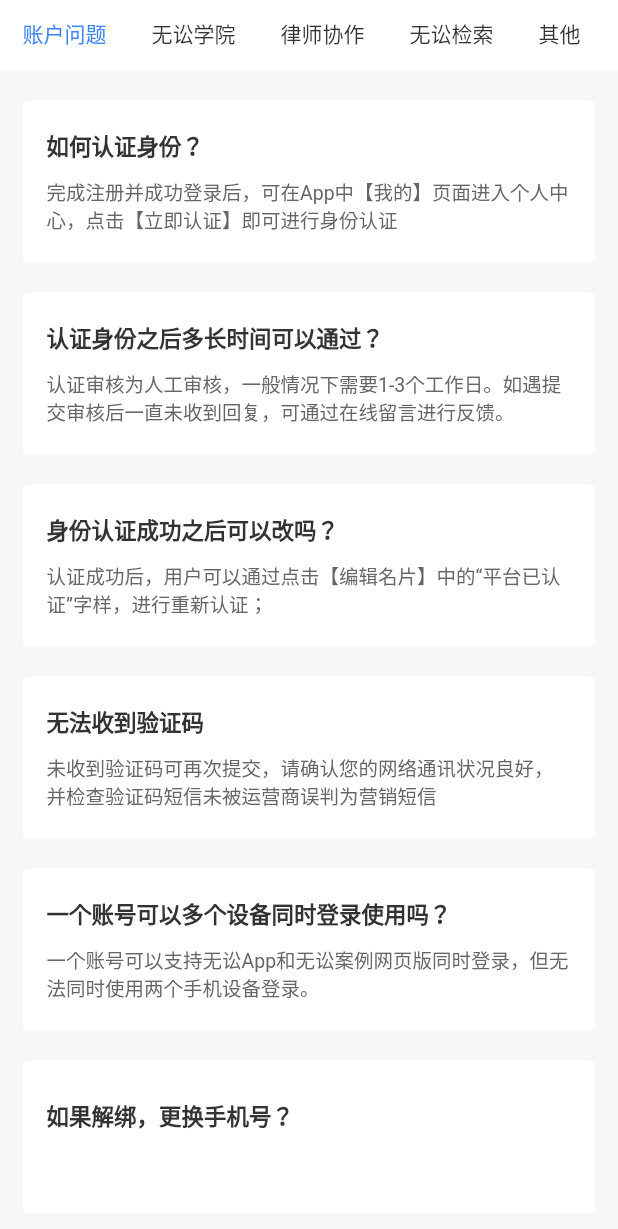
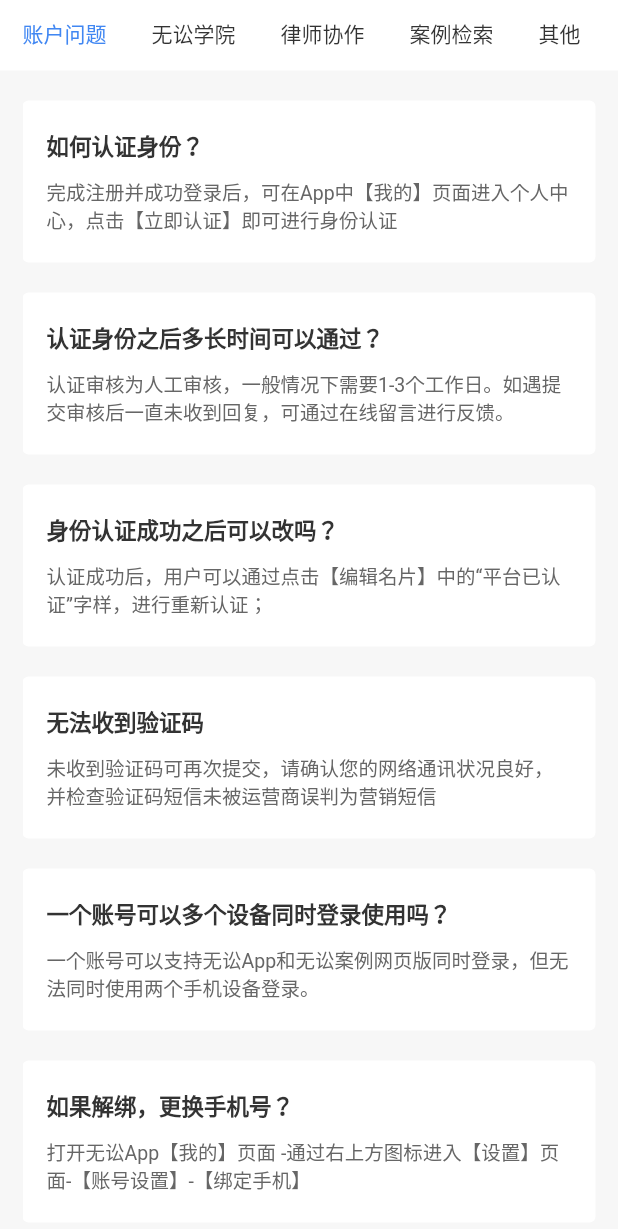
Before and after one commit to GodlikeLPC/WSFlutterWeb, a Flutter app: the screen it shows after launch, on a phone screen of 412 x 824 dp. Shown: the top 1229 px of the screen. Run offline on Flutter 3.47's test engine with Material 2 defaults, Android fonts, the phone set to English and light mode, and no system bars; statements that could not run were skipped.

Commit message:
QA更新

```diff
--- a/lib/scene/help/ws_help_app_page.dart
+++ b/lib/scene/help/ws_help_app_page.dart
@@ -20,7 +20,7 @@ class WSHelpAppPage extends StatefulWidget {
 
 class _WSHelpAppPageState extends State<WSHelpAppPage>
     with SingleTickerProviderStateMixin {
-  List<String> _tabBottomValues = ['账户问题', '无讼学院', '律师协作', '无讼检索', '其他'];
+  List<String> _tabBottomValues = ['账户问题', '无讼学院', '律师协作', '案例检索', '其他'];
 
   TabController _tabBottomController;
 
@@ -144,19 +144,20 @@ class _HelpAppPageBodyWidgetState extends State<_HelpAppPageBodyWidget> {
     ),
     WSHelpQAModel(
       question: '如果解绑，更换手机号？',
-      answer: '',
+      answer: '打开无讼App【我的】页面 -通过右上方图标进入【设置】页面-【账号设置】-【绑定手机】',
     ),
     WSHelpQAModel(
       question: '更换手机号之后会对账户原有的信息有什么影响？比如已购课程，无讼币，课程学习等方面',
-      answer: '',
+      answer:
+          '无讼App上数据不会影响。但如您曾在小鹅通无讼学院店铺购买过课程，在更换绑定手机号之后，需再次登录小鹅通账户并修改手机号，以便信息同步。',
     ),
     WSHelpQAModel(
       question: '如何修改个人信息？',
-      answer: '',
+      answer: '打开无讼App【我的】页面-左上方头像及名字区域-【个人设置】，即可修改个人基本资料',
     ),
     WSHelpQAModel(
       question: '如何修改登录密码？',
-      answer: '',
+      answer: '打开无讼App【我的】页面 -通过右上方图标进入【设置】页面-【账号设置】-【修改密码】',
     ),
   ];
 
@@ -297,31 +298,36 @@ class _HelpAppPageBodyWidgetState extends State<_HelpAppPageBodyWidget> {
     ),
   ];
 
-  /// 无讼检索
-  List<WSHelpQAModel> _listWSJSQAs = [
+  /// 案例检索
+  List<WSHelpQAModel> _listALJSQAs = [
+    WSHelpQAModel(
+      question: '可以在电脑上使用检索功能吗？',
+      answer: '可通过电脑浏览器访问www.itslaw.com 网站进行登录检索。',
+    ),
     WSHelpQAModel(
       question: '无讼案例搜索入口',
-      answer: '',
+      answer: '可通过无讼App【首页】顶部检索框、【首页】-【案例检索】、【工具】顶部检索框，',
     ),
     WSHelpQAModel(
-      question: '案例涉及到侵权怎么办',
-      answer: '',
+      question: '中国裁判文书网已经下线的案例文书如何申请在无讼App上下线？',
+      answer: '可通过在线留言的方式反馈相关案号给工作人员，核实后将进行下线处理。',
     ),
     WSHelpQAModel(
-      question: '无讼案例怎么进行高级搜索，规定搜索范围',
-      answer: '',
+      question: '无讼案例怎么进行高级搜索，规定搜索范围？',
+      answer: '在检索框中输入“？”可打开高级检索的引导页面',
     ),
     WSHelpQAModel(
       question: '搜索到的法规过期如何处理',
-      answer: '',
+      answer: '可通过在线留言的方式反馈对应法规给工作人员，核实后将进行更新。',
     ),
     WSHelpQAModel(
       question: '输入了关键字搜索之后，无法加载出内容',
-      answer: '',
+      answer:
+          '请确认您的网络通讯状况良好，也可重启App进行再次加载；如您依然遇见问题，建议使用电脑浏览器访问www.itslaw.com 无讼案例官网进行检索使用。',
     ),
     WSHelpQAModel(
       question: '检索出来的案例和法规如何进行下载，收藏，生成在线报告？',
-      answer: '',
+      answer: '目前无讼App暂不支持案例下载，您可通过电脑浏览器访问www.itslaw.com 无讼案例官网进行检索并下载。',
     ),
   ];
 
@@ -329,23 +335,26 @@ class _HelpAppPageBodyWidgetState extends State<_HelpAppPageBodyWidget> {
   List<WSHelpQAModel> _listOtherQAs = [
     WSHelpQAModel(
       question: '关于无讼',
-      answer: '',
+      answer:
+          '无讼网络科技（北京）有限公司是一家诞生于故宫东600米四合院内的法律+互联网科技公司。2014年成立以来，无讼已获得顶级投资机构IDG资本2700万元A轮融资和华创资本、IDG资本的1.2亿元B轮融资。'
+          '作为一家法律+互联网公司，无讼具备法律与互联网的双重背景：'
+          '孵化于国内顶尖的律师事务所——天同律师事务所。天同在高端商事诉讼领域17年的专业服务经验是无讼法律基因的来源。同时在业务发展过程中无讼先后服务了阿里巴巴、58集团等众多知名企业，积累了大量企业端的专业法律事务的服务经验和标准流程。'
+          '自成立之初无讼就构建了强大的产品研发团队（产品研发人员占比65%以上）。先后推出了多款领先法律行业的热门互联网产品：无讼案例、无讼法规、无讼名片、无讼合作、人工智能法小淘等，受到行业广泛关注。'
+          '无讼希望基于专业法律服务的基因，借助互联网和先进信息技术，构建更加公平正义的法律服务平台，成为人人信赖的法律伙伴。',
     ),
     WSHelpQAModel(
       question: '联系我们',
-      answer: '',
-    ),
-    WSHelpQAModel(
-      question: '商务合作',
-      answer: '',
+      answer: '官方服务电话：400-010-5353'
+          '（工作日：9:00-18:00）'
+          '地址：北京市东城区南河沿大街南湾子胡同16号',
     ),
     WSHelpQAModel(
       question: '是否支持文章投稿？',
-      answer: '',
+      answer: '目前暂不支持个人文章投稿，如有其他合作需求，可访问www.wusong.com无讼官网进行沟通',
     ),
     WSHelpQAModel(
       question: '加入我们',
-      answer: '',
+      answer: '简历投递：hr@wusongtech.com',
     ),
   ];
 
@@ -389,8 +398,8 @@ class _HelpAppPageBodyWidgetState extends State<_HelpAppPageBodyWidget> {
       case '律师协作':
         listQAs = _listLSXZQAs;
         break;
-      case '无讼检索':
-        listQAs = _listWSJSQAs;
+      case '案例检索':
+        listQAs = _listALJSQAs;
         break;
       case '其他':
         listQAs = _listOtherQAs;
```
Also changed, not shown: 3 other files.
